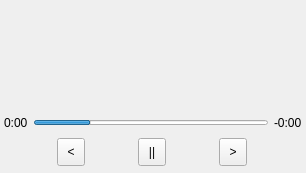
Qt form widgets/DDEMpris2Widget.ui (SeptemberHX/dde-mpris2-plugin) before a commit.
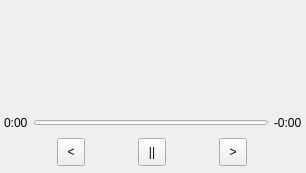
The same form after that commit. Custom widgets are drawn as their Qt base class.

Patch:
```diff
--- a/widgets/DDEMpris2Widget.ui
+++ b/widgets/DDEMpris2Widget.ui
@@ -196,7 +196,7 @@
             </size>
            </property>
            <property name="value">
-            <number>24</number>
+            <number>0</number>
            </property>
            <property name="textVisible">
             <bool>false</bool>
```
Left out of the diff: 2 changed lines with no effect on the pictures.
